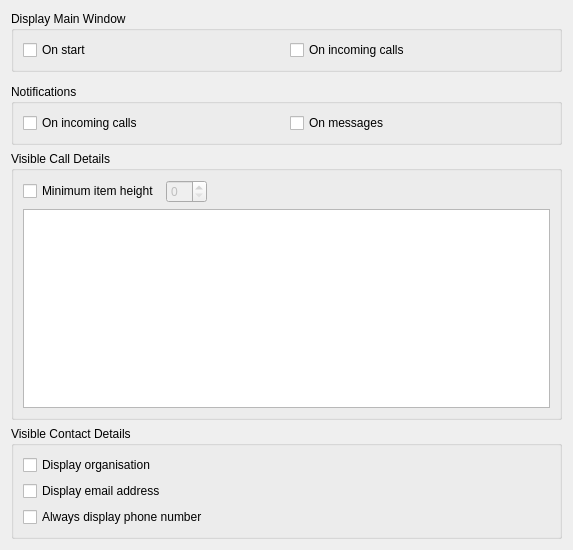
First picture: the form in src/conf/dlgdisplaybase.ui, repository KDE/ring-kde, before the edit.
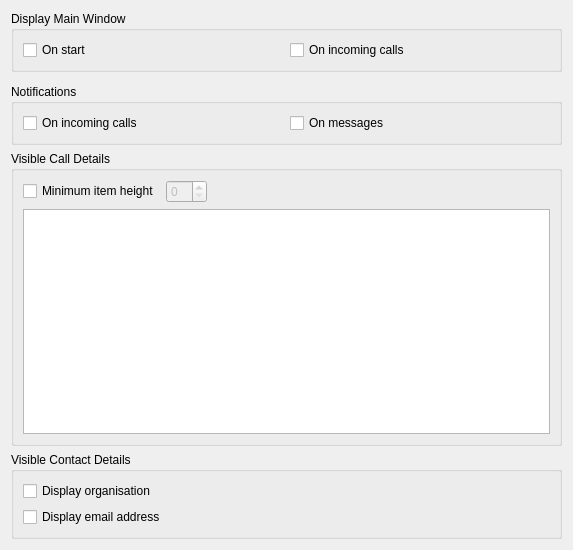
Second picture: the form after the edit.

Commit message: [ #29813 ] Remove the 'always display phone number' configuration option

The edit to the form file:
```diff
--- a/src/conf/dlgdisplaybase.ui
+++ b/src/conf/dlgdisplaybase.ui
@@ -151,13 +151,6 @@
         </property>
        </widget>
       </item>
-      <item>
-       <widget class="QCheckBox" name="kcfg_alwaysShowPhoneNumber">
-        <property name="text">
-         <string>Always display phone number</string>
-        </property>
-       </widget>
-      </item>
      </layout>
     </widget>
    </item>
```
The commit also changes 2 other files.
